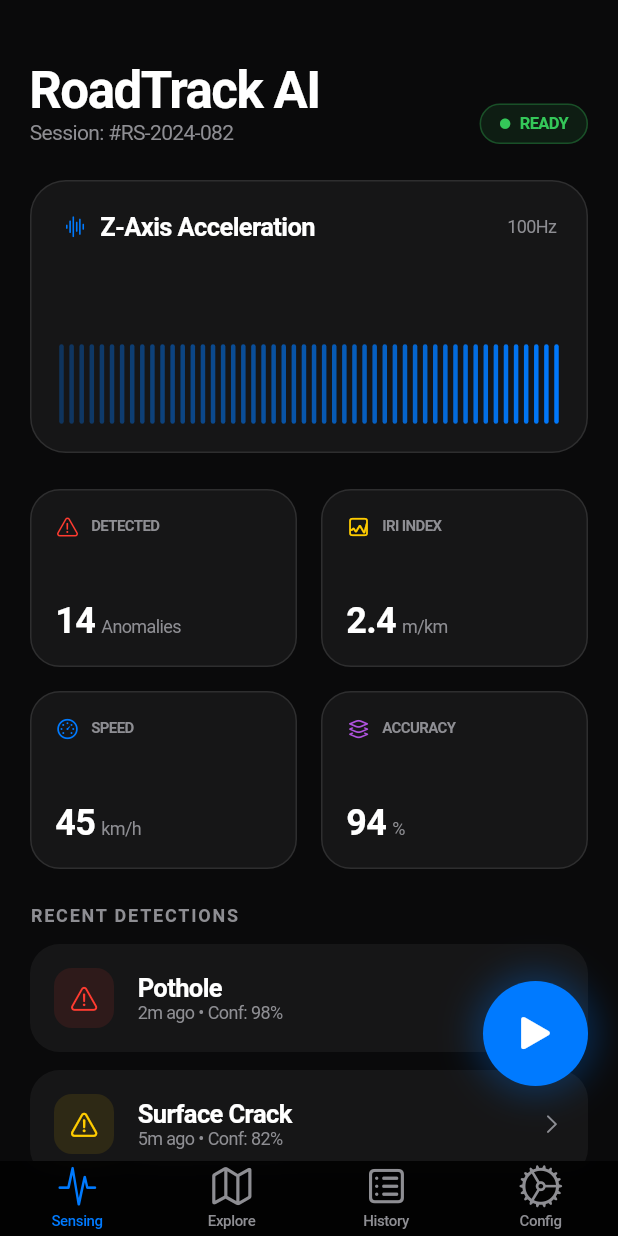
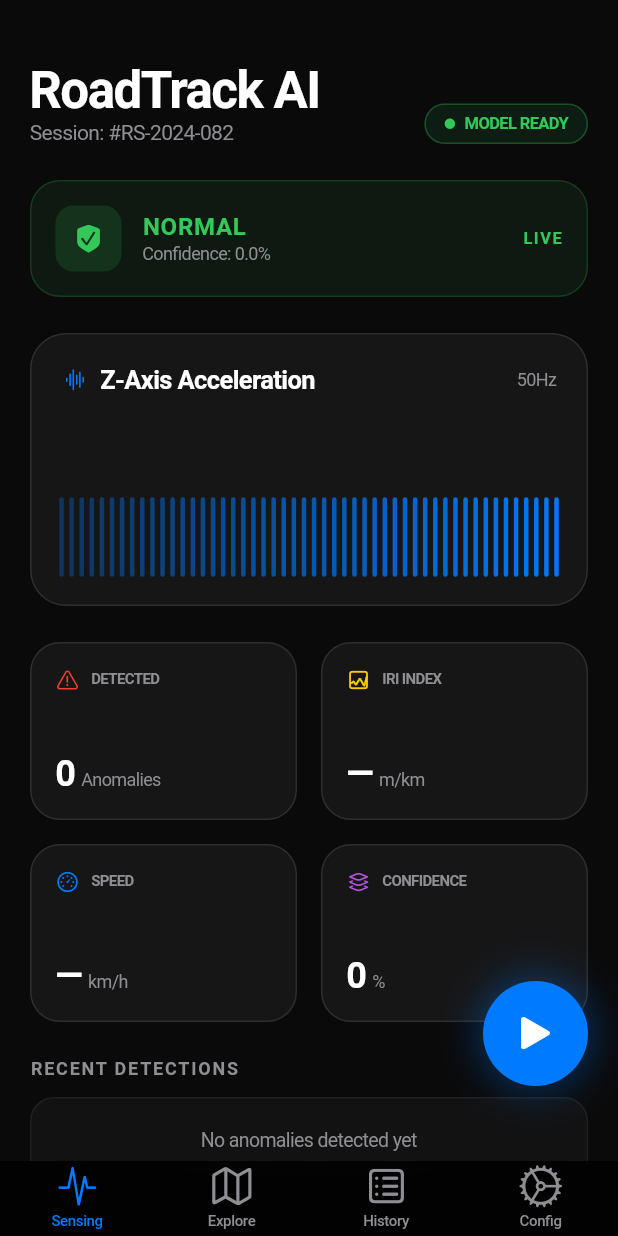
Before and after one commit to rudill/road_anomaly_collector, a Flutter app: the screen it shows after launch, on a phone screen of 412 x 824 dp. Run offline on Flutter 3.47's test engine with Material 3 defaults, Android fonts, the phone set to English and light mode, and no system bars; our stand-ins replace flutter_map, geolocator, latlong2, sensors_plus, share_plus; missing offline and left inert: tflite_flutter.

Commit message:
Implement core sensor recording and TFLite real-time inference monitoring UI

```diff
--- a/lib/main.dart
+++ b/lib/main.dart
@@ -1,8 +1,11 @@
 import 'package:flutter/cupertino.dart';
 import 'package:road_anomaly_collector/screens/home_screen.dart';
 import 'package:road_anomaly_collector/screens/sensor_data_screen.dart';
+import 'package:road_anomaly_collector/services/tflite_service.dart';
 
-void main() {
+void main() async {
+  WidgetsFlutterBinding.ensureInitialized();
+  await TFLiteService().initialize();
   runApp(const MyApp());
 }
 
--- a/lib/screens/sensing_tab.dart
+++ b/lib/screens/sensing_tab.dart
@@ -1,6 +1,9 @@
 // ... (imports remain the same)
+import 'dart:async';
 import 'package:flutter/cupertino.dart';
 import 'package:road_anomaly_collector/services/sensor_service.dart';
+import 'package:road_anomaly_collector/services/tflite_service.dart';
+import 'package:road_anomaly_collector/models/inference_result.dart';
 import 'package:road_anomaly_collector/widgets/detection_tile.dart';
 import 'package:road_anomaly_collector/widgets/stat_card.dart';
 import 'package:road_anomaly_collector/widgets/waveform_painter.dart';
@@ -22,30 +25,51 @@ class SensingTab extends StatefulWidget {
 }
 
 class _SensingTabState extends State<SensingTab> {
-  // We need to manage local state for the button or rely on parent.
-  // The prompt implies I should refactor to use SensorService.
-  // However, the HomeScreen (parent) currently manages 'isRecording' state and passes it down.
-  // I should probably lift that state management to SensorService entirely or update the parent.
-  // For least friction, let's update this widget to call Service,
-  // and arguably the parent should rebuild or we convert this to check service state.
+  StreamSubscription<InferenceResult>? _inferenceSubscription;
 
-  // Actually, HomeScreen passes `onToggle`. If I change `SensingTab` freely,
-  // I should probably ignore the props and use Service state,
-  // BUT HomeScreen might display other things.
-  // efficient approach: Update HomeScreen to call Service, OR make SensingTab smart.
-  // Let's make SensingTab smart and simple.
+  /// Live inference state
+  String _currentLabel = 'Normal';
+  double _currentConfidence = 0.0;
+
+  /// Tracked detections
+  int _anomalyCount = 0;
+  final List<InferenceResult> _recentDetections = [];
+  static const int _maxRecentDetections = 10;
+
+  @override
+  void initState() {
+    super.initState();
+    _subscribeToInference();
+  }
+
+  void _subscribeToInference() {
+    _inferenceSubscription = TFLiteService().inferenceStream.listen((result) {
+      if (mounted) {
+        setState(() {
+          _currentLabel = result.label;
+          _currentConfidence = result.confidence;
+
+          // Track bump detections that exceed confidence threshold
+          if (result.label == 'Bump' && result.isAboveThreshold) {
+            _anomalyCount++;
+            _recentDetections.insert(0, result);
+            if (_recentDetections.length > _maxRecentDetections) {
+              _recentDetections.removeLast();
+            }
+          }
+        });
+      }
+    });
+  }
+
+  @override
+  void dispose() {
+    _inferenceSubscription?.cancel();
+    super.dispose();
+  }
 
   @override
   Widget build(BuildContext context) {
-    // We will listen to the service state if we add a stream for it, or just use setState here
-    // wrapping the service calls.
-    // Since SensorService is a singleton, let's just use it directly for logic
-    // and use a local setState to reflect the change if we want to decouple from HomeScreen.
-    // But HomeScreen passes parameters...
-
-    // Let's assume for now we keep the props for display but hook the callback.
-    // Wait, the task said "Refactor lib/screens/sensing_tab.dart to use SensorService".
-
     return CupertinoPageScaffold(
       backgroundColor: const Color(0xFF0A0A0B),
       child: Stack(
@@ -56,6 +80,8 @@ class _SensingTabState extends State<SensingTab> {
               children: [
                 const SizedBox(height: 20),
                 _buildHeader(),
+                const SizedBox(height: 24),
+                _buildInferenceIndicator(),
                 const SizedBox(height: 24),
                 // Pass true/false to painter based on service or prop
                 _buildLiveGraph(),
@@ -145,24 +171,34 @@ class _SensingTabState extends State<SensingTab> {
         Container(
           padding: const EdgeInsets.symmetric(horizontal: 12, vertical: 6),
           decoration: BoxDecoration(
-            color: CupertinoColors.activeGreen.withOpacity(0.1),
+            color: (TFLiteService().isInitialized
+                    ? CupertinoColors.activeGreen
+                    : CupertinoColors.systemYellow)
+                .withOpacity(0.1),
             borderRadius: BorderRadius.circular(20),
             border: Border.all(
-              color: CupertinoColors.activeGreen.withOpacity(0.3),
+              color: (TFLiteService().isInitialized
+                      ? CupertinoColors.activeGreen
+                      : CupertinoColors.systemYellow)
+                  .withOpacity(0.3),
             ),
           ),
-          child: const Row(
+          child: Row(
             children: [
               Icon(
                 CupertinoIcons.circle_fill,
                 size: 8,
-                color: CupertinoColors.activeGreen,
+                color: TFLiteService().isInitialized
+                    ? CupertinoColors.activeGreen
+                    : CupertinoColors.systemYellow,
               ),
-              SizedBox(width: 6),
+              const SizedBox(width: 6),
               Text(
-                "READY",
+                TFLiteService().isInitialized ? "MODEL READY" : "NO MODEL",
                 style: TextStyle(
-                  color: CupertinoColors.activeGreen,
+                  color: TFLiteService().isInitialized
+                      ? CupertinoColors.activeGreen
+                      : CupertinoColors.systemYellow,
                   fontSize: 11,
                   fontWeight: FontWeight.bold,
                 ),
@@ -171,6 +207,77 @@ class _SensingTabState extends State<SensingTab> {
           ),
         ),
       ],
+    );
+  }
+
+  /// Live inference result indicator
+  Widget _buildInferenceIndicator() {
+    final isBump = _currentLabel == 'Bump' && _currentConfidence >= 0.6;
+    final indicatorColor = isBump
+        ? CupertinoColors.systemRed
+        : CupertinoColors.activeGreen;
+    final confidencePercent = (_currentConfidence * 100).toStringAsFixed(1);
+
+    return Container(
+      padding: const EdgeInsets.all(16),
+      decoration: BoxDecoration(
+        color: indicatorColor.withOpacity(0.08),
+        borderRadius: BorderRadius.circular(20),
+        border: Border.all(color: indicatorColor.withOpacity(0.2)),
+      ),
+      child: Row(
+        children: [
+          Container(
+            width: 44,
+            height: 44,
+            decoration: BoxDecoration(
+              color: indicatorColor.withOpacity(0.15),
+              borderRadius: BorderRadius.circular(12),
+            ),
+            child: Icon(
+              isBump
+                  ? CupertinoIcons.exclamationmark_triangle_fill
+                  : CupertinoIcons.checkmark_shield_fill,
+              color: indicatorColor,
+              size: 22,
+            ),
+          ),
+          const SizedBox(width: 14),
+          Expanded(
+            child: Column(
+              crossAxisAlignment: CrossAxisAlignment.start,
+              children: [
+                Text(
+                  _currentLabel.toUpperCase(),
+                  style: TextStyle(
+                    color: indicatorColor,
+                    fontWeight: FontWeight.bold,
+                    fontSize: 16,
+                    letterSpacing: 0.5,
+                  ),
+                ),
+                const SizedBox(height: 2),
+                Text(
+                  "Confidence: $confidencePercent%",
+                  style: const TextStyle(
+                    color: CupertinoColors.systemGrey,
+                    fontSize: 12,
+                  ),
+                ),
+              ],
+            ),
+          ),
+          Text(
+            "LIVE",
+            style: TextStyle(
+              color: indicatorColor,
+              fontSize: 11,
+              fontWeight: FontWeight.bold,
+              letterSpacing: 1,
+            ),
+          ),
+        ],
+      ),
     );
   }
 
@@ -205,7 +312,7 @@ class _SensingTabState extends State<SensingTab> {
                 ],
               ),
               Text(
-                "100Hz",
+                "50Hz",
                 style: TextStyle(
                   color: CupertinoColors.systemGrey,
                   fontSize: 12,
@@ -232,31 +339,31 @@ class _SensingTabState extends State<SensingTab> {
       mainAxisSpacing: 16,
       crossAxisSpacing: 16,
       childAspectRatio: 1.5,
-      children: const [
+      children: [
         StatCard(
           label: "DETECTED",
-          value: "14",
+          value: "$_anomalyCount",
           unit: "Anomalies",
           icon: CupertinoIcons.exclamationmark_triangle,
           color: CupertinoColors.systemRed,
         ),
-        StatCard(
+        const StatCard(
           label: "IRI INDEX",
-          value: "2.4",
+          value: "—",
           unit: "m/km",
           icon: CupertinoIcons.graph_square,
           color: CupertinoColors.systemYellow,
         ),
-        StatCard(
+        const StatCard(
           label: "SPEED",
-          value: "45",
+          value: "—",
           unit: "km/h",
           icon: CupertinoIcons.speedometer,
           color: CupertinoColors.activeBlue,
         ),
         StatCard(
-          label: "ACCURACY",
-          value: "94",
+          label: "CONFIDENCE",
+          value: (_currentConfidence * 100).toStringAsFixed(0),
           unit: "%",
           icon: CupertinoIcons.layers_alt,
           color: CupertinoColors.systemPurple,
@@ -279,18 +386,39 @@ class _SensingTabState extends State<SensingTab> {
           ),
         ),
         const SizedBox(height: 12),
-        const DetectionTile(
-          title: "Pothole",
-          conf: "98%",
-          time: "2m ago",
-          severity: "High",
-        ),
-        const DetectionTile(
-          title: "Surface Crack",
-          conf: "82%",
-          time: "5m ago",
-          severity: "Low",
-        ),
+        if (_recentDetections.isEmpty)
+          Container(
+            padding: const EdgeInsets.all(20),
+            decoration: BoxDecoration(
+              color: CupertinoColors.white.withOpacity(0.03),
+              borderRadius: BorderRadius.circular(16),
+              border: Border.all(
+                color: CupertinoColors.white.withOpacity(0.06),
+              ),
+            ),
+            child: const Center(
+              child: Text(
+                "No anomalies detected yet",
+                style: TextStyle(
+                  color: CupertinoColors.systemGrey,
+                  fontSize: 13,
+                ),
+              ),
+            ),
+          )
+        else
+          ..._recentDetections.map((detection) {
+            final ago = DateTime.now().difference(detection.timestamp);
+            final timeAgo = ago.inMinutes < 1
+                ? '${ago.inSeconds}s ago'
+                : '${ago.inMinutes}m ago';
+            return DetectionTile(
+              title: detection.label,
+              conf: '${(detection.confidence * 100).toStringAsFixed(0)}%',
+              time: timeAgo,
+              severity: detection.confidence >= 0.8 ? "High" : "Medium",
+            );
+          }),
       ],
     );
   }
--- /dev/null
+++ b/lib/services/tflite_service.dart
@@ -0,0 +1,165 @@
+import 'dart:async';
+import 'package:flutter/foundation.dart';
+import 'package:tflite_flutter/tflite_flutter.dart';
+import 'package:road_anomaly_collector/models/inference_result.dart';
+
+/// Service that loads and runs the Edge Impulse TFLite model for road anomaly
+/// detection.
+///
+/// The current model was trained at 5 Hz on Z-axis UserAccelerometer data.
+/// When a 50 Hz model is available, set [downsampleFactor] to 1.
+class TFLiteService {
+  static final TFLiteService _instance = TFLiteService._internal();
+  factory TFLiteService() => _instance;
+  TFLiteService._internal();
+
+  // ── Model configuration (from Edge Impulse model_metadata.h) ──────────
+
+  /// Asset path to the TFLite model file.
+  static const String _modelAssetPath = 'assets/models/trained.tflite';
+
+  /// Labels matching the model's output order.
+  static const List<String> _labels = ['Bump', 'Normal'];
+
+  /// Number of raw samples the model expects per inference window.
+  static const int rawSampleCount = 10;
+
+  /// Number of axes the model uses (Z-axis only).
+  static const int rawSamplesPerFrame = 1;
+
+  /// Total raw input size = rawSampleCount × rawSamplesPerFrame.
+  static const int dspInputFrameSize = rawSampleCount * rawSamplesPerFrame;
+
+  /// Confidence threshold – predictions below this are considered uncertain.
+  static const double confidenceThreshold = 0.6;
+
+  /// Downsample factor: the app samples at 50 Hz, the model expects 5 Hz.
+  /// Set to 1 when using a model trained at 50 Hz.
+  static const int downsampleFactor = 10;
+
+  // ── Internal state ────────────────────────────────────────────────────
+
+  Interpreter? _interpreter;
+  bool _isInitialized = false;
+  bool get isInitialized => _isInitialized;
+
+  /// Circular buffer of Z-axis values (after downsampling).
+  final List<double> _sampleBuffer = [];
+
+  /// Counter to track samples for downsampling (pick every Nth sample).
+  int _sampleCounter = 0;
+
+  /// Stream controller that emits inference results.
+  final _inferenceController = StreamController<InferenceResult>.broadcast();
+
+  /// Listen to this for live inference results.
+  Stream<InferenceResult> get inferenceStream => _inferenceController.stream;
+
+  /// The most recent inference result (for quick access without streaming).
+  InferenceResult? _lastResult;
+  InferenceResult? get lastResult => _lastResult;
+
+  // ── Lifecycle ─────────────────────────────────────────────────────────
+
+  /// Load the TFLite model from assets. Call once at app startup.
+  Future<void> initialize() async {
+    if (_isInitialized) return;
+
+    try {
+      _interpreter = await Interpreter.fromAsset(_modelAssetPath);
+      _isInitialized = true;
+      debugPrint('[TFLiteService] Model loaded successfully.');
+      debugPrint(
+        '[TFLiteService] Input shape: ${_interpreter!.getInputTensor(0).shape}',
+      );
+      debugPrint(
+        '[TFLiteService] Output shape: ${_interpreter!.getOutputTensor(0).shape}',
+      );
+    } catch (e) {
+      debugPrint('[TFLiteService] Failed to load model: $e');
+      _isInitialized = false;
+    }
+  }
+
+  /// Feed a single Z-axis value from the UserAccelerometer stream.
+  ///
+  /// Downsampling is applied internally: only every [downsampleFactor]-th
+  /// sample is kept. When the buffer reaches [rawSampleCount], inference
+  /// runs automatically.
+  void feedSample(double zValue) {
+    if (!_isInitialized) return;
+
+    _sampleCounter++;
+
+    // Downsample: keep only every Nth sample
+    if (_sampleCounter % downsampleFactor != 0) return;
+
+    _sampleBuffer.add(zValue);
+
+    // Run inference when we have enough samples
+    if (_sampleBuffer.length >= rawSampleCount) {
+      _runInference(List<double>.from(_sampleBuffer));
+      _sampleBuffer.clear();
+    }
+  }
+
+  /// Run inference on a complete window of [rawSampleCount] Z-axis samples.
+  void _runInference(List<double> samples) {
+    if (_interpreter == null || samples.length != rawSampleCount) return;
+
+    try {
+      // Prepare input: shape [1, 10] — batch of 1, 10 raw Z-axis values
+      final input = [samples];
+
+      // Prepare output: shape [1, 2] — 2 class probabilities
+      final output = List.filled(1, List.filled(_labels.length, 0.0));
+
+      _interpreter!.run(input, output);
+
+      final probabilities = output[0];
+
+      // Find the label with the highest probability
+      int maxIndex = 0;
+      double maxProb = probabilities[0];
+      for (int i = 1; i < probabilities.length; i++) {
+        if (probabilities[i] > maxProb) {
+          maxProb = probabilities[i];
+          maxIndex = i;
+        }
+      }
+
+      // Build scores map
+      final scores = <String, double>{};
+      for (int i = 0; i < _labels.length; i++) {
+        scores[_labels[i]] = probabilities[i];
+      }
+
+      final result = InferenceResult(
+        label: _labels[maxIndex],
+        confidence: maxProb,
+        timestamp: DateTime.now(),
+        scores: scores,
+      );
+
+      _lastResult = result;
+      _inferenceController.add(result);
+
+      debugPrint('[TFLiteService] Inference: $result');
+    } catch (e) {
+      debugPrint('[TFLiteService] Inference error: $e');
+    }
+  }
+
+  /// Reset the sample buffer (e.g. when stopping/restarting a session).
+  void resetBuffer() {
+    _sampleBuffer.clear();
+    _sampleCounter = 0;
+  }
+
+  /// Release model resources.
+  void dispose() {
+    _interpreter?.close();
+    _inferenceController.close();
+    _isInitialized = false;
+  }
+}
```
Also changed, not shown: lib/services/sensor_service.dart (+22 -2 lines).
